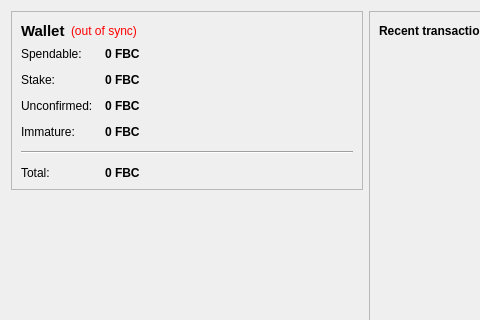
Old version of the form src/qt/forms/overviewpage.ui in the repository fairbyte/fairbyte; both pictures show x 0 to 480 and y 0 to 320 of the 732 by 486 pixel window.
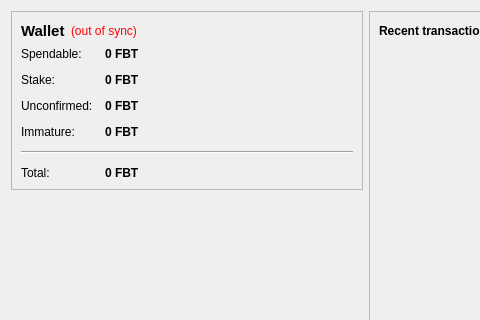
New version of the form. Icons and pictures are not drawn.

Diff of the .ui file:
```diff
--- a/src/qt/forms/overviewpage.ui
+++ b/src/qt/forms/overviewpage.ui
@@ -105,7 +105,7 @@
              <string>Your current spendable balance</string>
             </property>
             <property name="text">
-             <string notr="true">0 FBC</string>
+             <string notr="true">0 FBT</string>
             </property>
             <property name="textInteractionFlags">
              <set>Qt::LinksAccessibleByMouse|Qt::TextSelectableByKeyboard|Qt::TextSelectableByMouse</set>
@@ -134,7 +134,7 @@
              <string>Total of coins that was staked, and do not yet count toward the current balance</string>
             </property>
             <property name="text">
-             <string notr="true">0 FBC</string>
+             <string notr="true">0 FBT</string>
             </property>
             <property name="textInteractionFlags">
              <set>Qt::LinksAccessibleByMouse|Qt::TextSelectableByKeyboard|Qt::TextSelectableByMouse</set>
@@ -163,7 +163,7 @@
              <string>Total of transactions that have yet to be confirmed, and do not yet count toward the current balance</string>
             </property>
             <property name="text">
-             <string notr="true">0 FBC</string>
+             <string notr="true">0 FBT</string>
             </property>
             <property name="textInteractionFlags">
              <set>Qt::LinksAccessibleByMouse|Qt::TextSelectableByKeyboard|Qt::TextSelectableByMouse</set>
@@ -189,7 +189,7 @@
              <string>Mined balance that has not yet matured</string>
             </property>
             <property name="text">
-             <string notr="true">0 FBC</string>
+             <string notr="true">0 FBT</string>
             </property>
             <property name="textInteractionFlags">
              <set>Qt::LinksAccessibleByMouse|Qt::TextSelectableByKeyboard|Qt::TextSelectableByMouse</set>
@@ -225,7 +225,7 @@
              <string>Your current total balance</string>
             </property>
             <property name="text">
-             <string notr="true">0 FBC</string>
+             <string notr="true">0 FBT</string>
             </property>
             <property name="textInteractionFlags">
              <set>Qt::LinksAccessibleByMouse|Qt::TextSelectableByKeyboard|Qt::TextSelectableByMouse</set>
```
